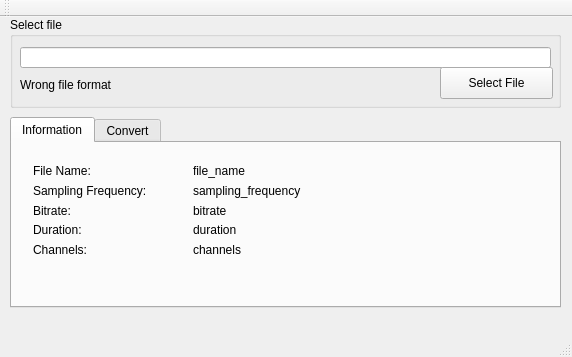
Old version of the form resources/gui/mainwindow.ui in the repository ihor-pyvovarnyk/oae-sound-processing-tool.
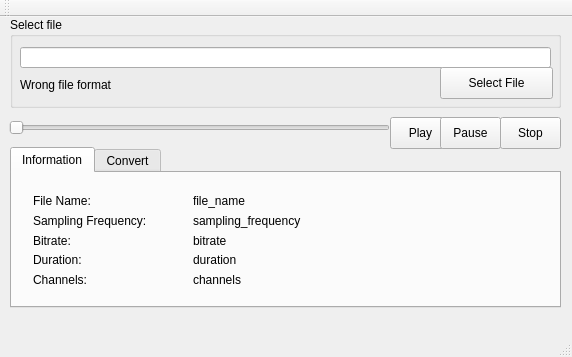
New version of the form.

Commit message: Added basic player implementation

The edit to the form file:
```diff
--- a/resources/gui/mainwindow.ui
+++ b/resources/gui/mainwindow.ui
@@ -76,9 +76,9 @@
     <property name="geometry">
      <rect>
       <x>10</x>
-      <y>100</y>
+      <y>130</y>
       <width>551</width>
-      <height>191</height>
+      <height>161</height>
      </rect>
     </property>
     <property name="layoutDirection">
@@ -244,6 +244,58 @@
      </widget>
     </widget>
    </widget>
+   <widget class="QPushButton" name="stop_btn">
+    <property name="geometry">
+     <rect>
+      <x>500</x>
+      <y>100</y>
+      <width>61</width>
+      <height>32</height>
+     </rect>
+    </property>
+    <property name="text">
+     <string>Stop</string>
+    </property>
+   </widget>
+   <widget class="QPushButton" name="play_btn">
+    <property name="geometry">
+     <rect>
+      <x>390</x>
+      <y>100</y>
+      <width>61</width>
+      <height>32</height>
+     </rect>
+    </property>
+    <property name="text">
+     <string>Play</string>
+    </property>
+   </widget>
+   <widget class="QSlider" name="player_slider">
+    <property name="geometry">
+     <rect>
+      <x>9</x>
+      <y>100</y>
+      <width>381</width>
+      <height>22</height>
+     </rect>
+    </property>
+    <property name="orientation">
+     <enum>Qt::Horizontal</enum>
+    </property>
+   </widget>
+   <widget class="QPushButton" name="pause_btn">
+    <property name="geometry">
+     <rect>
+      <x>440</x>
+      <y>100</y>
+      <width>61</width>
+      <height>32</height>
+     </rect>
+    </property>
+    <property name="text">
+     <string>Pause</string>
+    </property>
+   </widget>
   </widget>
   <widget class="QMenuBar" name="menuBar">
    <property name="geometry">
```
The commit also changes 6 other files.
